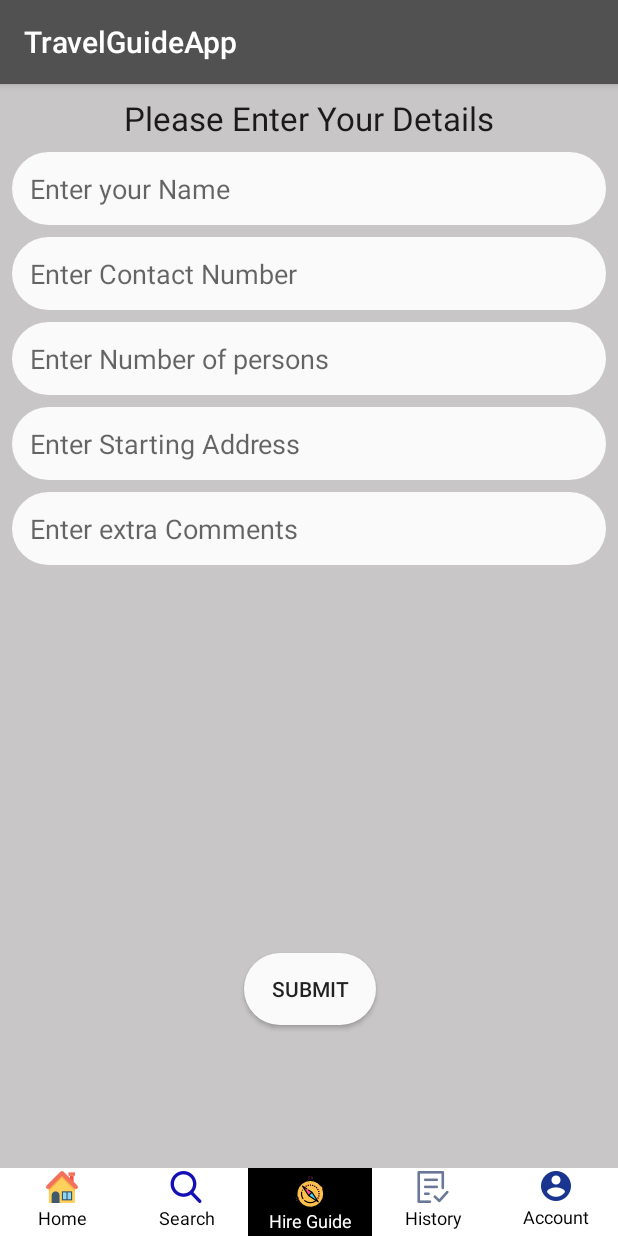
After one commit to davemaharshi7/TravelBuddy, an Android app: the FillUserDetailsActivity screen opened directly, with no data from a screen before it, on a phone screen of 412 x 824 dp. The commit adds this screen. Run offline under Robolectric (Android 15) with nearby library versions, the phone set to English and light mode, and no system bars.

Commit message:
2nd Commit by maharshi
It contains implementation of SharedPrefrences,
and Fill user form activity xml part....

```diff
--- a/TravelGuide/app/src/main/AndroidManifest.xml
+++ b/TravelGuide/app/src/main/AndroidManifest.xml
@@ -73,7 +73,8 @@
             android:name=".Activities.GuideHireActivity"
             android:screenOrientation="portrait"
             android:theme="@style/Theme.AppCompat.Light.NoActionBar" />
-        <activity android:name=".Activities.PlanActivity"></activity>
+        <activity android:name=".Activities.PlanActivity" />
+        <activity android:name=".Activities.FillUserDetailsActivity"></activity>
     </application>
 
 </manifest>
--- /dev/null
+++ b/TravelGuide/app/src/main/java/com/travelbuddy/travelguideapp/Activities/FillUserDetailsActivity.java
@@ -0,0 +1,39 @@
+package com.travelbuddy.travelguideapp.Activities;
+
+import android.content.Context;
+import android.content.SharedPreferences;
+import android.support.constraint.ConstraintLayout;
+import android.support.v7.app.AppCompatActivity;
+import android.os.Bundle;
+import android.view.View;
+import android.widget.RadioButton;
+import android.widget.RadioGroup;
+
+import com.travelbuddy.travelguideapp.R;
+
+public class FillUserDetailsActivity extends BaseActivity {
+    ConstraintLayout dynamicContent,bottonNavBar;
+    SharedPreferences shared;
+
+    @Override
+    protected void onCreate(Bundle savedInstanceState) {
+        super.onCreate(savedInstanceState);
+        //setContentView(R.layout.activity_fill_user_details);
+
+        dynamicContent = (ConstraintLayout)  findViewById(R.id.dynamicContent);
+        bottonNavBar= (ConstraintLayout) findViewById(R.id.bottonNavBar);
+        View wizard = getLayoutInflater().inflate(R.layout.activity_fill_user_details, dynamicContent);
+
+        shared = getSharedPreferences("Travel_Data",Context.MODE_PRIVATE);
+        RadioGroup rg=(RadioGroup)findViewById(R.id.radioGroup1);
+        RadioButton rb=(RadioButton)findViewById(R.id.hire_nav);
+        rb.setBackgroundColor(getResources().getColor(R.color.colorAccent));
+        rb.setTextColor(getResources().getColor(R.color.white));
+        String plan_id=getIntent().getStringExtra("plan_id");
+        SharedPreferences.Editor editor = shared.edit();
+        editor.putString("plan_id",plan_id);
+        editor.commit();
+
+
+    }
+}
--- a/TravelGuide/app/src/main/java/com/travelbuddy/travelguideapp/Activities/GuideHireActivity.java
+++ b/TravelGuide/app/src/main/java/com/travelbuddy/travelguideapp/Activities/GuideHireActivity.java
@@ -1,11 +1,14 @@
 package com.travelbuddy.travelguideapp.Activities;
 
+import android.content.Context;
 import android.content.Intent;
+import android.content.SharedPreferences;
 import android.support.constraint.ConstraintLayout;
 import android.support.v7.app.AppCompatActivity;
 import android.os.Bundle;
 import android.support.v7.widget.LinearLayoutManager;
 import android.support.v7.widget.RecyclerView;
+import android.text.TextUtils;
 import android.view.View;
 import android.widget.RadioButton;
 import android.widget.RadioGroup;
@@ -25,6 +28,7 @@ public class GuideHireActivity extends BaseActivity {
     FirebaseFirestore db=FirebaseFirestore.getInstance();
     RecyclerView mRecyclerView1;
     private GuideAdapter adapter;
+    SharedPreferences shared;
 
     @Override
     protected void onCreate(Bundle savedInstanceState) {
@@ -34,6 +38,7 @@ public class GuideHireActivity extends BaseActivity {
         bottonNavBar= (ConstraintLayout) findViewById(R.id.bottonNavBar);
         View wizard = getLayoutInflater().inflate(R.layout.activity_guide_hire, dynamicContent);
 
+        shared = getSharedPreferences("Travel_Data",Context.MODE_PRIVATE);
         RadioGroup rg=(RadioGroup)findViewById(R.id.radioGroup1);
         RadioButton rb=(RadioButton)findViewById(R.id.hire_nav);
         rb.setBackgroundColor(getResources().getColor(R.color.colorAccent));
@@ -48,9 +53,17 @@ public class GuideHireActivity extends BaseActivity {
     @Override
     protected void onStart() {
         super.onStart();
+        String city_id =  shared.getString("city_id","ERROR");
+        if(TextUtils.equals(city_id,"ERROR"))
+        {
+            Toast.makeText(getApplicationContext(),"Please Select City First!!",Toast.LENGTH_SHORT).show();
+            Intent intent = new Intent(GuideHireActivity.this,SearchSpinnerActivity.class);
+            startActivity(intent);
+            finish();
+        }
         Query query=FirebaseFirestore.getInstance()
                 .collection("Guides")
-                .whereEqualTo("Current_city","Ahmedabad").whereEqualTo("Available",true)
+                .whereEqualTo("Current_city",city_id).whereEqualTo("Available",true)
                 .limit(50);
         FirestoreRecyclerOptions<GuideDetails> options = new FirestoreRecyclerOptions.Builder<GuideDetails>()
                 .setQuery(query,GuideDetails.class)
--- a/TravelGuide/app/src/main/java/com/travelbuddy/travelguideapp/Activities/PlanActivity.java
+++ b/TravelGuide/app/src/main/java/com/travelbuddy/travelguideapp/Activities/PlanActivity.java
@@ -1,5 +1,8 @@
 package com.travelbuddy.travelguideapp.Activities;
 
+import android.content.Context;
+import android.content.Intent;
+import android.content.SharedPreferences;
 import android.support.constraint.ConstraintLayout;
 import android.support.v7.app.AppCompatActivity;
 import android.os.Bundle;
@@ -11,9 +14,12 @@ import android.widget.RadioGroup;
 import android.widget.Toast;
 
 import com.firebase.ui.firestore.FirestoreRecyclerOptions;
+import com.google.firebase.firestore.DocumentSnapshot;
 import com.google.firebase.firestore.FirebaseFirestore;
 import com.google.firebase.firestore.Query;
+import com.travelbuddy.travelguideapp.Adapter.GuideAdapter;
 import com.travelbuddy.travelguideapp.Adapter.PlanAdapter;
+import com.travelbuddy.travelguideapp.Models.GuideDetails;
 import com.travelbuddy.travelguideapp.Models.Plan;
 import com.travelbuddy.travelguideapp.R;
 
@@ -23,6 +29,7 @@ public class PlanActivity extends BaseActivity {
     FirebaseFirestore db=FirebaseFirestore.getInstance();
     RecyclerView mRecyclerview2;
     String guide_id;
+    SharedPreferences shared;
     private PlanAdapter adapter;
     @Override
     protected void onCreate(Bundle savedInstanceState) {
@@ -37,9 +44,13 @@ public class PlanActivity extends BaseActivity {
         rb.setBackgroundColor(getResources().getColor(R.color.colorAccent));
         rb.setTextColor(getResources().getColor(R.color.white));
 
+        shared = getSharedPreferences("Travel_Data",Context.MODE_PRIVATE);
         mRecyclerview2=findViewById(R.id.mRecyclerView2);
         mRecyclerview2.setLayoutManager(new LinearLayoutManager(this));
         guide_id=getIntent().getStringExtra("guide_id");
+        SharedPreferences.Editor editor = shared.edit();
+        editor.putString("guide_id",guide_id);
+        editor.commit();
 
     }
 
@@ -62,6 +73,25 @@ public class PlanActivity extends BaseActivity {
 
         adapter=new PlanAdapter(options);
         mRecyclerview2.setAdapter(adapter);
+        adapter.setOnItemClickListener(new PlanAdapter.OnItemClickListener(){
+            @Override
+            public void onItemClick(DocumentSnapshot documentSnapshot, int position) {
+                Plan plan=documentSnapshot.toObject(Plan.class);
+                String id = documentSnapshot.getId();
+                String path = documentSnapshot.getReference().getPath();
+                Toast.makeText(PlanActivity.this,
+                    "Position: " + position + "  ID:  " + id + "  \nPath " + path, Toast.LENGTH_SHORT).show();
+                Intent i = new Intent(PlanActivity.this,FillUserDetailsActivity.class);
+                i.putExtra("plan_id",id);
+                //i.putExtra("city",value);
+                //i.putExtra("Value2", "Simple Tutorial");
+                // Set the request code to any code you like, you can identify the
+                // callback via this code
+                startActivity(i);
+            }
+        });
+        //adapter.startListening();
+
         adapter.startListening();
     }
 
--- a/TravelGuide/app/src/main/java/com/travelbuddy/travelguideapp/Activities/SearchSpinnerActivity.java
+++ b/TravelGuide/app/src/main/java/com/travelbuddy/travelguideapp/Activities/SearchSpinnerActivity.java
@@ -1,6 +1,8 @@
 package com.travelbuddy.travelguideapp.Activities;
 
+import android.content.Context;
 import android.content.Intent;
+import android.content.SharedPreferences;
 import android.support.annotation.NonNull;
 import android.support.constraint.ConstraintLayout;
 import android.support.v7.app.AppCompatActivity;
@@ -33,7 +35,7 @@ public class SearchSpinnerActivity extends BaseActivity {
     Hashtable<String,String> map;
     Button submit;
     Spinner searchSpinner;
-
+    SharedPreferences shared;
 
     @Override
     protected void onStart() {
@@ -75,6 +77,7 @@ public class SearchSpinnerActivity extends BaseActivity {
         View wizard = getLayoutInflater().inflate(R.layout.activity_search_spinner,dynamicContent);
        // dynamicContent.addView(wizard);
 
+        shared = getSharedPreferences("Travel_Data", Context.MODE_PRIVATE);
 
         //get the reference of RadioGroup.
         RadioGroup rg=(RadioGroup)findViewById(R.id.radioGroup1);
@@ -97,6 +100,9 @@ public class SearchSpinnerActivity extends BaseActivity {
                 }
                 else {
                     String cityID = map.get(cityName);
+                    SharedPreferences.Editor editor = shared.edit();
+                    editor.putString("city_id",cityID);
+                    editor.commit();
                     Intent i = new Intent(getApplicationContext(), PlacesActivity.class);
                     i.putExtra("cityID", cityID);
                     startActivity(i);
--- a/TravelGuide/app/src/main/java/com/travelbuddy/travelguideapp/Adapter/PlanAdapter.java
+++ b/TravelGuide/app/src/main/java/com/travelbuddy/travelguideapp/Adapter/PlanAdapter.java
@@ -54,6 +54,15 @@ public class PlanAdapter extends FirestoreRecyclerAdapter<Plan,PlanAdapter.plan_
             price=view.findViewById(R.id.plan_prices12);
             plan_places=view.findViewById(R.id.plan_places12);
             duration=view.findViewById(R.id.plan_description12);
+
+            view.setOnClickListener(new View.OnClickListener() {
+                @Override
+                public void onClick(View v) {
+                    int position = getAdapterPosition();
+                    if(position != RecyclerView.NO_POSITION && listener !=null)
+                        listener.onItemClick(getSnapshots().getSnapshot(position), position);
+                }
+            });
         }
 
     }
--- /dev/null
+++ b/TravelGuide/app/src/main/res/layout/activity_fill_user_details.xml
@@ -0,0 +1,123 @@
+<?xml version="1.0" encoding="utf-8"?>
+<android.support.constraint.ConstraintLayout xmlns:android="http://schemas.android.com/apk/res/android"
+    xmlns:app="http://schemas.android.com/apk/res-auto"
+    xmlns:tools="http://schemas.android.com/tools"
+    android:layout_width="match_parent"
+    android:layout_height="match_parent"
+    tools:context=".Activities.FillUserDetailsActivity"
+    android:background="@color/colorBackground">
+
+    <EditText
+        android:id="@+id/u_name"
+        android:layout_width="0dp"
+        android:layout_height="wrap_content"
+        android:layout_marginStart="8dp"
+        android:layout_marginTop="8dp"
+        android:layout_marginEnd="8dp"
+        android:background="@drawable/register_editext_style"
+        android:ems="10"
+        android:hint="Enter your Name"
+        android:inputType="textPersonName"
+        app:layout_constraintEnd_toEndOf="parent"
+        app:layout_constraintHorizontal_bias="0.0"
+        app:layout_constraintStart_toStartOf="parent"
+        app:layout_constraintTop_toBottomOf="@+id/textView5" />
+
+    <EditText
+        android:id="@+id/u_contact"
+        android:layout_width="0dp"
+        android:layout_height="wrap_content"
+        android:layout_marginStart="8dp"
+        android:layout_marginTop="8dp"
+        android:layout_marginEnd="8dp"
+        android:background="@drawable/register_editext_style"
+        android:ems="10"
+        android:hint="Enter Contact Number"
+        android:inputType="phone"
+        app:layout_constraintEnd_toEndOf="parent"
+        app:layout_constraintStart_toStartOf="parent"
+        app:layout_constraintTop_toBottomOf="@+id/u_name" />
+
+    <EditText
+        android:id="@+id/u_persons"
+        android:layout_width="0dp"
+        android:layout_height="wrap_content"
+        android:layout_marginStart="8dp"
+        android:layout_marginTop="8dp"
+        android:layout_marginEnd="8dp"
+        android:background="@drawable/register_editext_style"
+        android:ems="10"
+        android:hint="Enter Number of persons"
+        android:inputType="number"
+        app:layout_constraintEnd_toEndOf="parent"
+        app:layout_constraintHorizontal_bias="0.0"
+        app:layout_constraintStart_toStartOf="parent"
+        app:layout_constraintTop_toBottomOf="@+id/u_contact" />
+
+    <EditText
+        android:id="@+id/u_address"
+        android:layout_width="0dp"
+        android:layout_height="wrap_content"
+        android:layout_marginStart="8dp"
+        android:layout_marginTop="8dp"
+        android:layout_marginEnd="8dp"
+        android:background="@drawable/register_editext_style"
+        android:ems="10"
+        android:hint="Enter Starting Address"
+        android:inputType="textMultiLine"
+        app:layout_constraintEnd_toEndOf="parent"
+        app:layout_constraintHorizontal_bias="0.0"
+        app:layout_constraintStart_toStartOf="parent"
+        app:layout_constraintTop_toBottomOf="@+id/u_persons" />
+
+    <EditText
+        android:id="@+id/u_comments"
+        android:layout_width="0dp"
+        android:layout_height="wrap_content"
+        android:layout_marginStart="8dp"
+        android:layout_marginTop="8dp"
+        android:layout_marginEnd="8dp"
+        android:background="@drawable/register_editext_style"
+        android:ems="10"
+        android:hint="Enter extra Comments"
+        android:inputType="textMultiLine"
+        app:layout_constraintEnd_toEndOf="parent"
+        app:layout_constraintHorizontal_bias="0.0"
+        app:layout_constraintStart_toStartOf="parent"
+        app:layout_constraintTop_toBottomOf="@+id/u_address" />
+
+    <TextView
+        android:id="@+id/textView5"
+        android:layout_width="wrap_content"
+        android:layout_height="wrap_content"
+        android:layout_marginStart="8dp"
+        android:layout_marginTop="8dp"
+        android:layout_marginEnd="8dp"
+        android:text="Please Enter Your Details"
+        android:textAppearance="@style/TextAppearance.AppCompat.Large"
+        app:layout_constraintEnd_toEndOf="parent"
+        app:layout_constraintStart_toStartOf="parent"
+        app:layout_constraintTop_toTopOf="parent" />
+
+    <android.support.constraint.Guideline
+        android:id="@+id/guideline13"
+        android:layout_width="wrap_content"
+        android:layout_height="wrap_content"
+        android:orientation="horizontal"
+        app:layout_constraintGuide_percent="0.67" />
+
+    <Button
+        android:id="@+id/u_submit"
+        android:layout_width="wrap_content"
+        android:layout_height="wrap_content"
+        android:layout_marginStart="8dp"
+        android:layout_marginTop="8dp"
+        android:layout_marginEnd="7dp"
+        android:layout_marginBottom="8dp"
+        android:background="@drawable/register_editext_style"
+        android:text="Submit"
+        app:layout_constraintBottom_toBottomOf="parent"
+        app:layout_constraintEnd_toEndOf="parent"
+        app:layout_constraintStart_toStartOf="parent"
+        app:layout_constraintTop_toTopOf="@+id/guideline13" />
+</android.support.constraint.ConstraintLayout>
```
